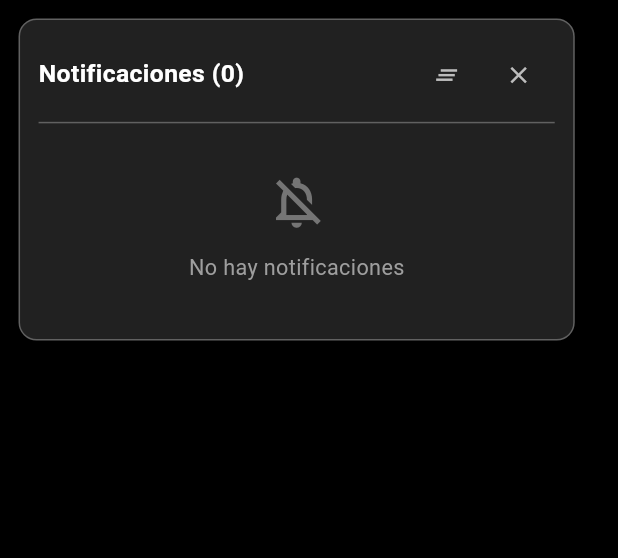
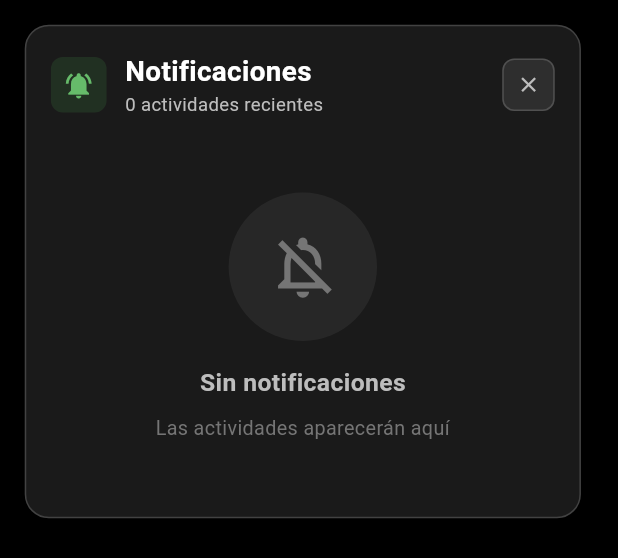
Before and after one commit to luisHidalgo-git/calorias, a Flutter app: the NotificationsPanel widget shown alone on an empty page, opened directly with empty values, on a phone screen of 412 x 824 dp. Shown: the top 558 px of the screen. Run offline on Flutter 3.47's test engine with Material 3 defaults, Android fonts, the phone set to English and light mode, and no system bars.

Commit message:
diseño mejorado tablas notificaciones

```diff
--- a/lib/widgets/notifications_panel.dart
+++ b/lib/widgets/notifications_panel.dart
@@ -46,174 +46,266 @@ class _NotificationsPanelState extends State<NotificationsPanel>
   Widget build(BuildContext context) {
     final screenSize = MediaQuery.of(context).size;
 
-    return SlideTransition(
+    return Material(
+      color: Colors.transparent,
+      child: SlideTransition(
         position: _slideAnimation,
         child: Container(
-        margin: EdgeInsets.all(screenSize.width * 0.03),
-        padding: EdgeInsets.all(screenSize.width * 0.03),
+          margin: EdgeInsets.all(screenSize.width * 0.04),
+          padding: EdgeInsets.all(screenSize.width * 0.04),
           constraints: BoxConstraints(
             maxHeight: screenSize.height * 0.7,
             maxWidth: screenSize.width * 0.9,
           ),
           decoration: BoxDecoration(
-          color: Colors.grey.shade900,
-          borderRadius: BorderRadius.circular(12),
-          border: Border.all(color: Colors.grey.shade700),
+            color: Color(0xFF1A1A1A),
+            borderRadius: BorderRadius.circular(16),
+            border: Border.all(color: Colors.grey.shade800, width: 1),
             boxShadow: [
               BoxShadow(
-              color: Colors.black.withOpacity(0.5),
-              blurRadius: 15,
-              spreadRadius: 2,
+                color: Colors.black.withOpacity(0.6),
+                blurRadius: 20,
+                spreadRadius: 4,
+                offset: Offset(0, 8),
               ),
             ],
           ),
           child: Column(
             mainAxisSize: MainAxisSize.min,
             children: [
-            // Header
-            Row(
-              mainAxisAlignment: MainAxisAlignment.spaceBetween,
+              _buildHeader(screenSize),
+              SizedBox(height: screenSize.height * 0.02),
+              Flexible(
+                child: widget.notifications.isEmpty
+                    ? _buildEmptyState(screenSize)
+                    : _buildNotificationsList(screenSize),
+              ),
+            ],
+          ),
+        ),
+      ),
+    );
+  }
+
+  Widget _buildHeader(Size screenSize) {
+    return Row(
       children: [
+        Container(
+          padding: EdgeInsets.all(screenSize.width * 0.02),
+          decoration: BoxDecoration(
+            color: Colors.green.withOpacity(0.15),
+            borderRadius: BorderRadius.circular(8),
+          ),
+          child: Icon(
+            Icons.notifications_active,
+            color: Colors.green.shade400,
+            size: screenSize.width * 0.05,
+          ),
+        ),
+        SizedBox(width: screenSize.width * 0.03),
         Expanded(
-                  child: Text(
-                    'Notificaciones (${widget.notifications.length})',
+          child: Column(
+            crossAxisAlignment: CrossAxisAlignment.start,
+            children: [
+              Text(
+                'Notificaciones',
                 style: TextStyle(
-                      fontSize: screenSize.width * 0.04,
+                  fontSize: screenSize.width * 0.045,
                   fontWeight: FontWeight.bold,
                   color: Colors.white,
                 ),
-                    overflow: TextOverflow.ellipsis,
+              ),
+              Text(
+                '${widget.notifications.length} actividades recientes',
+                style: TextStyle(
+                  fontSize: screenSize.width * 0.03,
+                  color: Colors.grey.shade400,
+                ),
+              ),
+            ],
           ),
         ),
         Row(
           mainAxisSize: MainAxisSize.min,
           children: [
-                    IconButton(
-                      onPressed: widget.onClear,
-                      icon: Icon(
-                        Icons.clear_all,
-                        color: Colors.grey.shade400,
-                        size: screenSize.width * 0.045,
+            if (widget.notifications.isNotEmpty)
+              _buildActionButton(
+                icon: Icons.clear_all,
+                onTap: widget.onClear,
+                color: Colors.orange,
+                screenSize: screenSize,
               ),
-                      padding: EdgeInsets.all(4),
-                      constraints: BoxConstraints(),
-                    ),
-                    IconButton(
-                      onPressed: () => Navigator.pop(context),
-                      icon: Icon(
-                        Icons.close,
-                        color: Colors.grey.shade400,
-                        size: screenSize.width * 0.045,
-                      ),
-                      padding: EdgeInsets.all(4),
-                      constraints: BoxConstraints(),
+            SizedBox(width: screenSize.width * 0.02),
+            _buildActionButton(
+              icon: Icons.close,
+              onTap: () => Navigator.pop(context),
+              color: Colors.grey,
+              screenSize: screenSize,
             ),
           ],
         ),
       ],
+    );
+  }
+
+  Widget _buildActionButton({
+    required IconData icon,
+    required VoidCallback onTap,
+    required MaterialColor color,
+    required Size screenSize,
+  }) {
+    return GestureDetector(
+      onTap: onTap,
+      child: Container(
+        padding: EdgeInsets.all(screenSize.width * 0.02),
+        decoration: BoxDecoration(
+          color: color.withOpacity(0.15),
+          borderRadius: BorderRadius.circular(8),
+          border: Border.all(color: color.withOpacity(0.3)),
         ),
-
-            Divider(color: Colors.grey.shade700, height: 16),
-
-            // Lista de notificaciones
-            Flexible(
-              child: widget.notifications.isEmpty
-                  ? _buildEmptyState(screenSize)
-                  : ListView.builder(
-                      shrinkWrap: true,
-                      itemCount: widget.notifications.length,
-                      itemBuilder: (context, index) {
-                        final notification =
-                            widget.notifications[widget.notifications.length -
-                                1 -
-                                index];
-                        return _buildNotificationItem(notification, screenSize);
-                      },
-                    ),
-            ),
-          ],
-        ),
+        child: Icon(icon, color: color.shade400, size: screenSize.width * 0.04),
       ),
     );
   }
 
   Widget _buildEmptyState(Size screenSize) {
-    return Padding(
-      padding: EdgeInsets.all(screenSize.width * 0.06),
+    return Container(
+      padding: EdgeInsets.all(screenSize.width * 0.08),
       child: Column(
         mainAxisSize: MainAxisSize.min,
         children: [
-          Icon(
+          Container(
+            padding: EdgeInsets.all(screenSize.width * 0.06),
+            decoration: BoxDecoration(
+              color: Colors.grey.withOpacity(0.1),
+              shape: BoxShape.circle,
+            ),
+            child: Icon(
               Icons.notifications_off_outlined,
-            size: screenSize.width * 0.1,
+              size: screenSize.width * 0.12,
               color: Colors.grey.shade600,
             ),
-          SizedBox(height: screenSize.height * 0.015),
+          ),
+          SizedBox(height: screenSize.height * 0.02),
           Text(
-            'No hay notificaciones',
+            'Sin notificaciones',
             style: TextStyle(
-              fontSize: screenSize.width * 0.035,
-              color: Colors.grey.shade500,
+              fontSize: screenSize.width * 0.04,
+              fontWeight: FontWeight.w600,
+              color: Colors.grey.shade400,
             ),
+          ),
+          SizedBox(height: screenSize.height * 0.01),
+          Text(
+            'Las actividades aparecerán aquí',
+            style: TextStyle(
+              fontSize: screenSize.width * 0.032,
+              color: Colors.grey.shade600,
+            ),
+            textAlign: TextAlign.center,
           ),
         ],
       ),
     );
   }
 
+  Widget _buildNotificationsList(Size screenSize) {
+    return ListView.separated(
+      shrinkWrap: true,
+      itemCount: widget.notifications.length,
+      separatorBuilder: (context, index) =>
+          SizedBox(height: screenSize.height * 0.01),
+      itemBuilder: (context, index) {
+        final notification =
+            widget.notifications[widget.notifications.length - 1 - index];
+        return _buildNotificationItem(notification, screenSize);
+      },
+    );
+  }
+
   Widget _buildNotificationItem(CalorieEntry notification, Size screenSize) {
     return Container(
-      margin: EdgeInsets.only(bottom: screenSize.height * 0.008),
-      padding: EdgeInsets.all(screenSize.width * 0.025),
+      padding: EdgeInsets.all(screenSize.width * 0.035),
       decoration: BoxDecoration(
+        color: Color(0xFF2A2A2A),
+        borderRadius: BorderRadius.circular(12),
+        border: Border.all(color: Colors.green.withOpacity(0.2)),
+        boxShadow: [
+          BoxShadow(
             color: Colors.green.withOpacity(0.1),
-        borderRadius: BorderRadius.circular(8),
-        border: Border.all(color: Colors.green.withOpacity(0.3)),
+            blurRadius: 8,
+            spreadRadius: 1,
+          ),
+        ],
       ),
       child: Row(
         children: [
           Container(
-            padding: EdgeInsets.all(screenSize.width * 0.015),
+            padding: EdgeInsets.all(screenSize.width * 0.025),
             decoration: BoxDecoration(
               color: Colors.green.withOpacity(0.2),
               shape: BoxShape.circle,
+              border: Border.all(color: Colors.green.withOpacity(0.3)),
             ),
             child: Icon(
               Icons.local_fire_department,
               color: Colors.green.shade400,
-              size: screenSize.width * 0.035,
+              size: screenSize.width * 0.04,
             ),
           ),
-          SizedBox(width: screenSize.width * 0.025),
+          SizedBox(width: screenSize.width * 0.035),
           Expanded(
             child: Column(
               crossAxisAlignment: CrossAxisAlignment.start,
               children: [
+                Row(
+                  children: [
                     Text(
-                  '+${notification.calories.toStringAsFixed(1)} cal',
+                      '+${notification.calories.toStringAsFixed(1)}',
                       style: TextStyle(
-                    fontSize: screenSize.width * 0.032,
-                    fontWeight: FontWeight.w600,
+                        fontSize: screenSize.width * 0.035,
+                        fontWeight: FontWeight.bold,
                         color: Colors.green.shade300,
                       ),
-                  overflow: TextOverflow.ellipsis,
                     ),
+                    SizedBox(width: screenSize.width * 0.015),
+                    Text(
+                      'cal',
+                      style: TextStyle(
+                        fontSize: screenSize.width * 0.03,
+                        color: Colors.green.shade400,
+                        fontWeight: FontWeight.w500,
+                      ),
+                    ),
+                  ],
+                ),
+                SizedBox(height: screenSize.height * 0.005),
                 Text(
                   notification.description,
                   style: TextStyle(
-                    fontSize: screenSize.width * 0.028,
-                    color: Colors.grey.shade400,
+                    fontSize: screenSize.width * 0.03,
+                    color: Colors.grey.shade300,
                   ),
-                  overflow: TextOverflow.ellipsis,
                 ),
               ],
             ),
           ),
-          Text(
+          Container(
+            padding: EdgeInsets.symmetric(
+              horizontal: screenSize.width * 0.025,
+              vertical: screenSize.height * 0.005,
+            ),
+            decoration: BoxDecoration(
+              color: Colors.grey.withOpacity(0.15),
+              borderRadius: BorderRadius.circular(6),
+            ),
+            child: Text(
               notification.formattedTime,
               style: TextStyle(
                 fontSize: screenSize.width * 0.025,
-              color: Colors.grey.shade500,
+                color: Colors.grey.shade400,
+                fontWeight: FontWeight.w500,
+              ),
             ),
           ),
         ],
```
Lines whose indentation alone changed are shown as unchanged.
